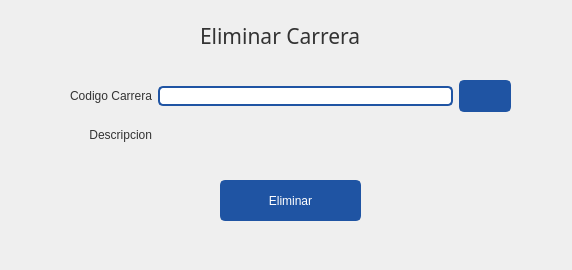
Before: the Qt Designer form Vista/UI/Carrera/EliminarCarrera.ui in Mighell-afk/gpi, drawn with Qt 5.
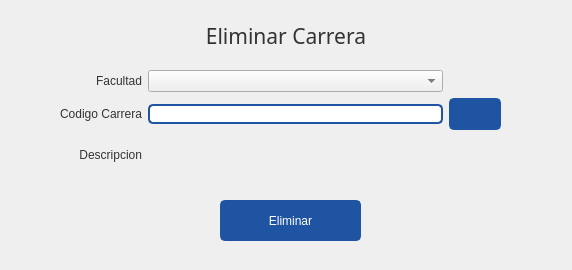
After: the same form once the commit is applied. Icons and pictures are not drawn.

Commit message: Prueba EliminarCarrera

What changed in the file:
```diff
--- a/Vista/UI/Carrera/EliminarCarrera.ui
+++ b/Vista/UI/Carrera/EliminarCarrera.ui
@@ -133,9 +133,9 @@
   <widget class="QLabel" name="label">
    <property name="geometry">
     <rect>
-     <x>200</x>
+     <x>0</x>
      <y>0</y>
-     <width>201</width>
+     <width>572</width>
      <height>71</height>
     </rect>
    </property>
@@ -154,18 +154,21 @@
    <property name="text">
     <string>Eliminar Carrera</string>
    </property>
+   <property name="alignment">
+    <set>Qt::AlignCenter</set>
+   </property>
   </widget>
   <widget class="QWidget" name="gridLayoutWidget">
    <property name="geometry">
     <rect>
-     <x>70</x>
-     <y>80</y>
+     <x>60</x>
+     <y>70</y>
      <width>441</width>
-     <height>71</height>
+     <height>103</height>
     </rect>
    </property>
    <layout class="QGridLayout" name="gridLayout">
-    <item row="0" column="2">
+    <item row="2" column="2">
      <widget class="QPushButton" name="btn_buscar">
       <property name="minimumSize">
        <size>
@@ -182,7 +185,14 @@
       </property>
      </widget>
     </item>
-    <item row="0" column="0">
+    <item row="4" column="1">
+     <widget class="QLabel" name="lbl_nombrefacultad">
+      <property name="text">
+       <string/>
+      </property>
+     </widget>
+    </item>
+    <item row="2" column="0">
      <widget class="QLabel" name="label_11">
       <property name="text">
        <string>Codigo Carrera</string>
@@ -192,7 +202,7 @@
       </property>
      </widget>
     </item>
-    <item row="0" column="1">
+    <item row="2" column="1">
      <widget class="QLineEdit" name="txt_codcarrera">
       <property name="enabled">
        <bool>true</bool>
@@ -214,14 +224,7 @@
       </property>
      </widget>
     </item>
-    <item row="1" column="1">
-     <widget class="QLabel" name="lbl_nombrefacultad">
-      <property name="text">
-       <string/>
-      </property>
-     </widget>
-    </item>
-    <item row="1" column="0">
+    <item row="4" column="0">
      <widget class="QLabel" name="label_12">
       <property name="text">
        <string>Descripcion</string>
@@ -231,6 +234,19 @@
       </property>
      </widget>
     </item>
+    <item row="1" column="0">
+     <widget class="QLabel" name="label_2">
+      <property name="text">
+       <string>Facultad</string>
+      </property>
+      <property name="alignment">
+       <set>Qt::AlignRight|Qt::AlignTrailing|Qt::AlignVCenter</set>
+      </property>
+     </widget>
+    </item>
+    <item row="1" column="1">
+     <widget class="QComboBox" name="cbo_Facultad"/>
+    </item>
    </layout>
   </widget>
   <widget class="QPushButton" name="btn_eliminar">
@@ -240,7 +256,7 @@
    <property name="geometry">
     <rect>
      <x>220</x>
-     <y>180</y>
+     <y>200</y>
      <width>141</width>
      <height>41</height>
     </rect>
```
The commit also changes 2 other files.
